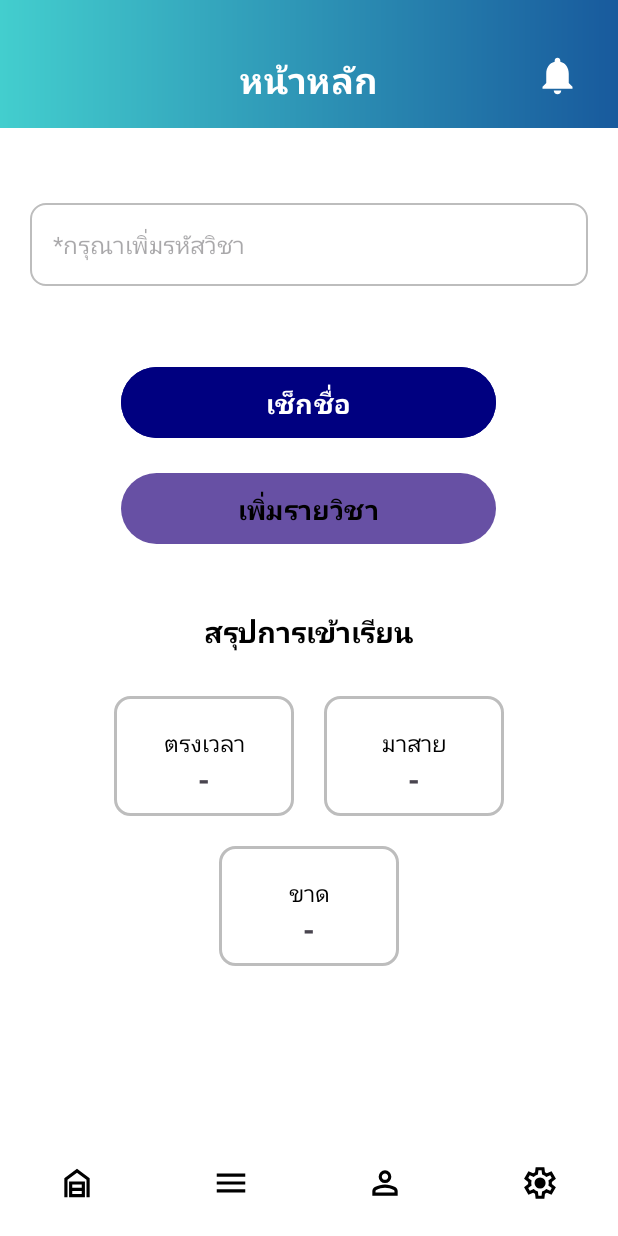
After one commit to Mickeyyok/FacecheckApp, an Android app: the layout activity_homepage.xml on its own in the app's theme, with its tools: preview values and no code run, on a phone screen of 412 x 824 dp. The commit adds this screen. Run offline under Robolectric (Android 15) with nearby library versions, the phone set to English and light mode, and no system bars.

Commit message:
add homepage

```diff
--- a/app/src/main/AndroidManifest.xml
+++ b/app/src/main/AndroidManifest.xml
@@ -45,6 +45,9 @@
 
         <activity android:name=".RegScanActivity" />
 
+        <activity android:name=".HomePageActivity" />
+
+
     </application>
 
 </manifest>
--- /dev/null
+++ b/app/src/main/java/com/example/facecheckapp/HomepageActivity.kt
@@ -0,0 +1,11 @@
+package com.example.facecheckapp
+
+import android.os.Bundle
+import androidx.appcompat.app.AppCompatActivity
+
+class HomePageActivity : AppCompatActivity() {
+    override fun onCreate(savedInstanceState: Bundle?) {
+        super.onCreate(savedInstanceState)
+        setContentView(R.layout.activity_homepage)
+    }
+}
--- /dev/null
+++ b/app/src/main/res/drawable/box_outline.xml
@@ -0,0 +1,11 @@
+<shape xmlns:android="http://schemas.android.com/apk/res/android"
+    android:shape="rectangle">
+    <corners android:radius="10dp" />
+    <stroke android:width="2dp" android:color="#BDBDBD" />
+    <solid android:color="@android:color/white" />
+    <padding
+        android:left="10dp"
+        android:right="10dp"
+        android:top="10dp"
+        android:bottom="10dp" />
+</shape>
--- /dev/null
+++ b/app/src/main/res/drawable/btn_add_subject_outline.xml
@@ -0,0 +1,8 @@
+<shape xmlns:android="http://schemas.android.com/apk/res/android"
+    android:shape="rectangle">
+    <solid android:color="@android:color/white" /> <!-- พื้นขาว -->
+    <stroke
+        android:width="2dp"
+        android:color="#3F51B5" /> <!-- สีกรอบ -->
+    <corners android:radius="30dp" /> <!-- มุมโค้ง -->
+</shape>
--- a/app/src/main/res/drawable/circle_scan_effect.xml
+++ /dev/null
@@ -1,10 +0,0 @@
-<?xml version="1.0" encoding="utf-8"?>
-<animation-list xmlns:android="http://schemas.android.com/apk/res/android"
-    android:oneshot="false">
-
-    <!-- สลับสีขอบให้เหมือนหมุน -->
-    <item android:drawable="@drawable/circle_scan_frame1" android:duration="180" />
-    <item android:drawable="@drawable/circle_scan_frame2" android:duration="180" />
-    <item android:drawable="@drawable/circle_scan_frame3" android:duration="180" />
-    <item android:drawable="@drawable/circle_scan_frame4" android:duration="180" />
-</animation-list>
--- a/app/src/main/res/drawable/circle_scan_frame1.xml
+++ /dev/null
@@ -1,6 +0,0 @@
-<?xml version="1.0" encoding="utf-8"?>
-<shape xmlns:android="http://schemas.android.com/apk/res/android"
-    android:shape="oval">
-    <solid android:color="@android:color/transparent" />
-    <stroke android:width="5dp" android:color="#CCFF00" /> <!-- เขียวมะนาวสด -->
-</shape>
--- a/app/src/main/res/drawable/circle_scan_frame2.xml
+++ /dev/null
@@ -1,6 +0,0 @@
-<?xml version="1.0" encoding="utf-8"?>
-<shape xmlns:android="http://schemas.android.com/apk/res/android"
-    android:shape="oval">
-    <solid android:color="@android:color/transparent" />
-    <stroke android:width="5dp" android:color="#FFD700" /> <!-- เหลืองทอง -->
-</shape>
--- a/app/src/main/res/drawable/circle_scan_frame3.xml
+++ /dev/null
@@ -1,6 +0,0 @@
-<?xml version="1.0" encoding="utf-8"?>
-<shape xmlns:android="http://schemas.android.com/apk/res/android"
-android:shape="oval">
-<solid android:color="@android:color/transparent" />
-<stroke android:width="5dp" android:color="#FF9800" /> <!-- ส้มสด -->
-</shape>
--- a/app/src/main/res/drawable/circle_scan_frame4.xml
+++ /dev/null
@@ -1,6 +0,0 @@
-<?xml version="1.0" encoding="utf-8"?>
-<shape xmlns:android="http://schemas.android.com/apk/res/android"
-    android:shape="oval">
-    <solid android:color="@android:color/transparent" />
-    <stroke android:width="5dp" android:color="#FF4081" /> <!-- ชมพูแดง -->
-</shape>
--- /dev/null
+++ b/app/src/main/res/drawable/ic_history.xml
@@ -0,0 +1,5 @@
+<vector xmlns:android="http://schemas.android.com/apk/res/android" android:height="24dp" android:tint="#000000" android:viewportHeight="960" android:viewportWidth="960" android:width="24dp">
+
+    <path android:fillColor="@android:color/white" android:pathData="M480,480Q414,480 367,433Q320,386 320,320Q320,254 367,207Q414,160 480,160Q546,160 593,207Q640,254 640,320Q640,386 593,433Q546,480 480,480ZM160,800L160,688Q160,654 177.5,625.5Q195,597 224,582Q286,551 350,535.5Q414,520 480,520Q546,520 610,535.5Q674,551 736,582Q765,597 782.5,625.5Q800,654 800,688L800,800L160,800ZM240,720L720,720L720,688Q720,677 714.5,668Q709,659 700,654Q646,627 591,613.5Q536,600 480,600Q424,600 369,613.5Q314,627 260,654Q251,659 245.5,668Q240,677 240,688L240,720ZM480,400Q513,400 536.5,376.5Q560,353 560,320Q560,287 536.5,263.5Q513,240 480,240Q447,240 423.5,263.5Q400,287 400,320Q400,353 423.5,376.5Q447,400 480,400ZM480,320Q480,320 480,320Q480,320 480,320Q480,320 480,320Q480,320 480,320Q480,320 480,320Q480,320 480,320Q480,320 480,320Q480,320 480,320ZM480,720L480,720Q480,720 480,720Q480,720 480,720Q480,720 480,720Q480,720 480,720Q480,720 480,720Q480,720 480,720Q480,720 480,720Q480,720 480,720L480,720Z"/>
+
+</vector>
--- /dev/null
+++ b/app/src/main/res/drawable/ic_home.xml
@@ -0,0 +1,5 @@
+<vector xmlns:android="http://schemas.android.com/apk/res/android" android:height="24dp" android:tint="#000000" android:viewportHeight="960" android:viewportWidth="960" android:width="24dp">
+
+    <path android:fillColor="@android:color/white" android:pathData="M160,840L160,360L480,120L800,360L800,840L720,840L720,400L480,220L240,400L240,840L160,840ZM360,760L600,760L600,680L360,680L360,760ZM360,600L600,600L600,520L360,520L360,600ZM280,840L280,440L680,440L680,840L280,840Z"/>
+
+</vector>
--- /dev/null
+++ b/app/src/main/res/drawable/ic_notifications.xml
@@ -0,0 +1,5 @@
+<vector xmlns:android="http://schemas.android.com/apk/res/android" android:height="24dp" android:tint="#000000" android:viewportHeight="24" android:viewportWidth="24" android:width="24dp">
+
+    <path android:fillColor="@android:color/white" android:pathData="M12,22c1.1,0 2,-0.9 2,-2h-4c0,1.1 0.89,2 2,2zM18,16v-5c0,-3.07 -1.64,-5.64 -4.5,-6.32L13.5,4c0,-0.83 -0.67,-1.5 -1.5,-1.5s-1.5,0.67 -1.5,1.5v0.68C7.63,5.36 6,7.92 6,11v5l-2,2v1h16v-1l-2,-2z"/>
+
+</vector>
--- /dev/null
+++ b/app/src/main/res/drawable/ic_result.xml
@@ -0,0 +1,5 @@
+<vector xmlns:android="http://schemas.android.com/apk/res/android" android:height="24dp" android:tint="#000000" android:viewportHeight="960" android:viewportWidth="960" android:width="24dp">
+
+    <path android:fillColor="@android:color/white" android:pathData="M120,720L120,640L840,640L840,720L120,720ZM120,520L120,440L840,440L840,520L120,520ZM120,320L120,240L840,240L840,320L120,320Z"/>
+
+</vector>
--- /dev/null
+++ b/app/src/main/res/drawable/ic_setting.xml
@@ -0,0 +1,5 @@
+<vector xmlns:android="http://schemas.android.com/apk/res/android" android:height="24dp" android:tint="#000000" android:viewportHeight="960" android:viewportWidth="960" android:width="24dp">
+
+    <path android:fillColor="@android:color/white" android:pathData="M370,880L354,752Q341,747 329.5,740Q318,733 307,725L188,775L78,585L181,507Q180,500 180,493.5Q180,487 180,480Q180,473 180,466.5Q180,460 181,453L78,375L188,185L307,235Q318,227 330,220Q342,213 354,208L370,80L590,80L606,208Q619,213 630.5,220Q642,227 653,235L772,185L882,375L779,453Q780,460 780,466.5Q780,473 780,480Q780,487 780,493.5Q780,500 778,507L881,585L771,775L653,725Q642,733 630,740Q618,747 606,752L590,880L370,880ZM440,800L519,800L533,694Q564,686 590.5,670.5Q617,655 639,633L738,674L777,606L691,541Q696,527 698,511.5Q700,496 700,480Q700,464 698,448.5Q696,433 691,419L777,354L738,286L639,328Q617,305 590.5,289.5Q564,274 533,266L520,160L441,160L427,266Q396,274 369.5,289.5Q343,305 321,327L222,286L183,354L269,418Q264,433 262,448Q260,463 260,480Q260,496 262,511Q264,526 269,541L183,606L222,674L321,632Q343,655 369.5,670.5Q396,686 427,694L440,800ZM482,620Q540,620 581,579Q622,538 622,480Q622,422 581,381Q540,340 482,340Q423,340 382.5,381Q342,422 342,480Q342,538 382.5,579Q423,620 482,620ZM480,480L480,480Q480,480 480,480Q480,480 480,480L480,480L480,480L480,480Q480,480 480,480Q480,480 480,480Q480,480 480,480Q480,480 480,480L480,480L480,480L480,480Q480,480 480,480Q480,480 480,480L480,480L480,480L480,480Q480,480 480,480Q480,480 480,480L480,480L480,480L480,480Q480,480 480,480Q480,480 480,480Q480,480 480,480Q480,480 480,480L480,480L480,480L480,480Q480,480 480,480Q480,480 480,480L480,480Z"/>
+
+</vector>
--- /dev/null
+++ b/app/src/main/res/drawable/input_box.xml
@@ -0,0 +1,11 @@
+<shape xmlns:android="http://schemas.android.com/apk/res/android"
+    android:shape="rectangle">
+    <corners android:radius="10dp" />
+    <stroke android:width="1.5dp" android:color="#BDBDBD" />
+    <solid android:color="@android:color/white" />
+    <padding
+        android:left="10dp"
+        android:right="10dp"
+        android:top="10dp"
+        android:bottom="10dp" />
+</shape>
--- /dev/null
+++ b/app/src/main/res/layout/activity_homepage.xml
@@ -0,0 +1,209 @@
+<RelativeLayout xmlns:android="http://schemas.android.com/apk/res/android"
+    xmlns:tools="http://schemas.android.com/tools"
+    android:layout_width="match_parent"
+    android:layout_height="match_parent"
+    android:background="@android:color/white"
+    >
+
+    <!-- 🔹 ส่วนหัว -->
+    <RelativeLayout
+        android:id="@+id/headerLayout"
+        android:layout_width="match_parent"
+        android:layout_height="85dp"
+        android:background="@drawable/bg_gradient">
+
+        <TextView
+            android:id="@+id/titleText"
+            android:layout_width="wrap_content"
+            android:layout_height="wrap_content"
+            android:text="หน้าหลัก"
+            android:textColor="@android:color/white"
+            android:textSize="24sp"
+            android:textStyle="bold"
+            android:layout_centerHorizontal="true"
+            android:layout_marginTop="35dp" />
+
+        <ImageView
+            android:id="@+id/btnNotification"
+            android:layout_width="30dp"
+            android:layout_height="30dp"
+            android:layout_alignParentEnd="true"
+            android:layout_marginEnd="25dp"
+            android:layout_marginTop="35dp"
+            android:src="@drawable/ic_notifications"
+            android:tint="@android:color/white" />
+    </RelativeLayout>
+
+    <!-- 🔸 เนื้อหา (เว้นที่ด้านล่างไว้สำหรับ Bottom Bar) -->
+    <ScrollView
+        android:id="@+id/scrollContent"
+        android:layout_width="match_parent"
+        android:layout_height="match_parent"
+        android:layout_below="@id/headerLayout"
+        android:layout_above="@id/bottomBar"
+        android:background="@android:color/white"
+        android:padding="20dp">
+
+        <LinearLayout
+            android:layout_width="match_parent"
+            android:layout_height="wrap_content"
+            android:orientation="vertical"
+            android:gravity="center_horizontal">
+
+            <!-- 🧾 ช่องเพิ่มรหัสวิชา -->
+            <EditText
+                android:id="@+id/inputSubjectCode"
+                android:layout_width="match_parent"
+                android:layout_height="55dp"
+                android:layout_marginTop="30dp"
+                android:hint="*กรุณาเพิ่มรหัสวิชา"
+                android:background="@drawable/input_box"
+                android:paddingStart="15dp"
+                android:textSize="16sp"
+                android:inputType="text" />
+
+            <!-- ✅ ปุ่มเช็กชื่อ -->
+            <Button
+                android:id="@+id/btnCheckin"
+                android:layout_width="250dp"
+                android:layout_height="55dp"
+                android:layout_marginTop="50dp"
+                android:text="เช็กชื่อ"
+                android:textSize="18sp"
+                android:textStyle="bold"
+                android:backgroundTint="#000080"
+                android:textColor="@android:color/white" />
+
+            <!-- ➕ ปุ่มเพิ่มรายวิชา -->
+            <Button
+                android:id="@+id/btnAddSubject"
+                android:layout_width="250dp"
+                android:layout_height="55dp"
+                android:layout_marginTop="15dp"
+                android:text="เพิ่มรายวิชา"
+                android:textSize="18sp"
+                android:textStyle="bold"
+
+                android:textColor="@android:color/black" />
+
+            <!-- 📊 หัวข้อสรุป -->
+            <TextView
+                android:id="@+id/summaryTitle"
+                android:layout_width="wrap_content"
+                android:layout_height="wrap_content"
+                android:layout_marginTop="40dp"
+                android:text="สรุปการเข้าเรียน"
+                android:textColor="@android:color/black"
+                android:textSize="19dp"
+                android:textStyle="bold" />
+
+            <!-- 🧮 ตารางสรุป -->
+            <LinearLayout
+                android:layout_width="wrap_content"
+                android:layout_height="wrap_content"
+                android:layout_marginTop="20dp"
+                android:orientation="vertical"
+                android:gravity="center">
+
+                <LinearLayout
+                    android:layout_width="wrap_content"
+                    android:layout_height="wrap_content"
+                    android:orientation="horizontal"
+                    android:gravity="center">
+
+                    <LinearLayout
+                        android:layout_width="120dp"
+                        android:layout_height="80dp"
+                        android:orientation="vertical"
+                        android:gravity="center"
+                        android:layout_margin="10dp"
+                        android:background="@drawable/box_outline"
+                        android:padding="20dp">
+
+                        <TextView
+                            android:layout_width="match_parent"
+                            android:layout_height="wrap_content"
+                            android:gravity="center"
+                            android:text="ตรงเวลา"
+                            android:textSize="15sp"
+                            android:textColor="@android:color/black" />
+                        <TextView
+                            android:id="@+id/tvOnTime"
+                            android:layout_width="match_parent"
+                            android:layout_height="wrap_content"
+                            android:gravity="center"
+                            android:text="-"
+                            android:textSize="20sp"
+                            android:textStyle="bold" />
+                    </LinearLayout>
+
+                    <LinearLayout
+                        android:layout_width="120dp"
+                        android:layout_height="80dp"
+                        android:orientation="vertical"
+                        android:gravity="center"
+                        android:layout_margin="10dp"
+                        android:background="@drawable/box_outline"
+                        android:padding="20dp">
+
+                        <TextView
+                            android:layout_width="match_parent"
+                            android:layout_height="wrap_content"
+                            android:gravity="center"
+                            android:text="มาสาย"
+                            android:textSize="15sp"
+                            android:textColor="@android:color/black" />
+                        <TextView
+                            android:id="@+id/tvLate"
+                            android:layout_width="match_parent"
+                            android:layout_height="wrap_content"
+                            android:gravity="center"
+                            android:text="-"
+                            android:textSize="20sp"
+                            android:textStyle="bold" />
+                    </LinearLayout>
+                </LinearLayout>
+
+                <LinearLayout
+                    android:layout_width="wrap_content"
+                    android:layout_height="wrap_content"
+                    android:orientation="horizontal"
+                    android:gravity="center">
+
+                    <LinearLayout
+                        android:layout_width="120dp"
+                        android:layout_height="80dp"
+                        android:orientation="vertical"
+                        android:gravity="center"
+                        android:layout_margin="10dp"
+                        android:background="@drawable/box_outline"
+                        android:padding="20dp">
+
+                        <TextView
+                            android:layout_width="match_parent"
+                            android:layout_height="wrap_content"
+                            android:gravity="center"
+                            android:text="ขาด"
+                            android:textSize="15sp"
+                            android:textColor="@android:color/black" />
+                        <TextView
+                            android:id="@+id/tvAbsent"
+                            android:layout_width="match_parent"
+                            android:layout_height="wrap_content"
+                            android:gravity="center"
+                            android:text="-"
+                            android:textSize="20sp"
+                            android:textStyle="bold" />
+                    </LinearLayout>
+                </LinearLayout>
+            </LinearLayout>
+        </LinearLayout>
+    </ScrollView>
+
+    <!-- ⚙️ Bottom Navigation -->
+    <include
+        android:id="@+id/bottomBar"
+        layout="@layout/bottom_navbar"
+        android:layout_alignParentBottom="true" />
+
+</RelativeLayout>
--- a/app/src/main/res/layout/activity_regscan.xml
+++ b/app/src/main/res/layout/activity_regscan.xml
@@ -69,8 +69,9 @@
         android:text="ลงทะเบียน"
         android:textSize="18sp"
         android:textStyle="bold"
-        android:textColor="@android:color/black"
-        android:background="@drawable/btn_primary" />
+        android:backgroundTint="#000080"
+        android:textColor="@color/white"
+    />
 
 
 
--- /dev/null
+++ b/app/src/main/res/layout/bottom_navbar.xml
@@ -0,0 +1,48 @@
+<LinearLayout xmlns:android="http://schemas.android.com/apk/res/android"
+    android:orientation="horizontal"
+    android:layout_width="match_parent"
+    android:layout_height="70dp"
+    android:background="@android:color/white"
+    android:layout_alignParentBottom="true"
+    android:gravity="center">
+
+    <LinearLayout
+        android:layout_width="0dp"
+        android:layout_height="match_parent"
+        android:layout_weight="1"
+        android:orientation="vertical"
+        android:gravity="center">
+        <ImageView android:src="@drawable/ic_home" android:tint="@color/black" android:layout_width="25dp" android:layout_height="25dp"/>
+
+    </LinearLayout>
+
+    <LinearLayout
+        android:layout_width="0dp"
+        android:layout_height="match_parent"
+        android:layout_weight="1"
+        android:orientation="vertical"
+        android:gravity="center">
+        <ImageView android:src="@drawable/ic_result" android:tint="@color/black" android:layout_width="25dp" android:layout_height="25dp"/>
+
+    </LinearLayout>
+
+    <LinearLayout
+        android:layout_width="0dp"
+        android:layout_height="match_parent"
+        android:layout_weight="1"
+        android:orientation="vertical"
+        android:gravity="center">
+        <ImageView android:src="@drawable/ic_history" android:tint="@color/black" android:layout_width="25dp" android:layout_height="25dp"/>
+
+    </LinearLayout>
+
+    <LinearLayout
+        android:layout_width="0dp"
+        android:layout_height="match_parent"
+        android:layout_weight="1"
+        android:orientation="vertical"
+        android:gravity="center">
+        <ImageView android:src="@drawable/ic_setting" android:tint="@color/black" android:layout_width="25dp" android:layout_height="25dp"/>
+
+    </LinearLayout>
+</LinearLayout>
```
